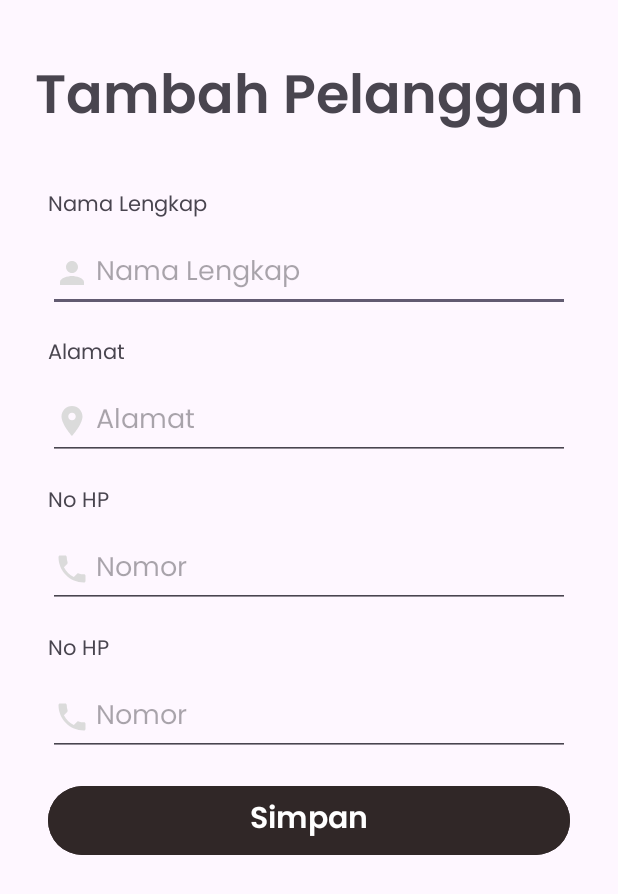
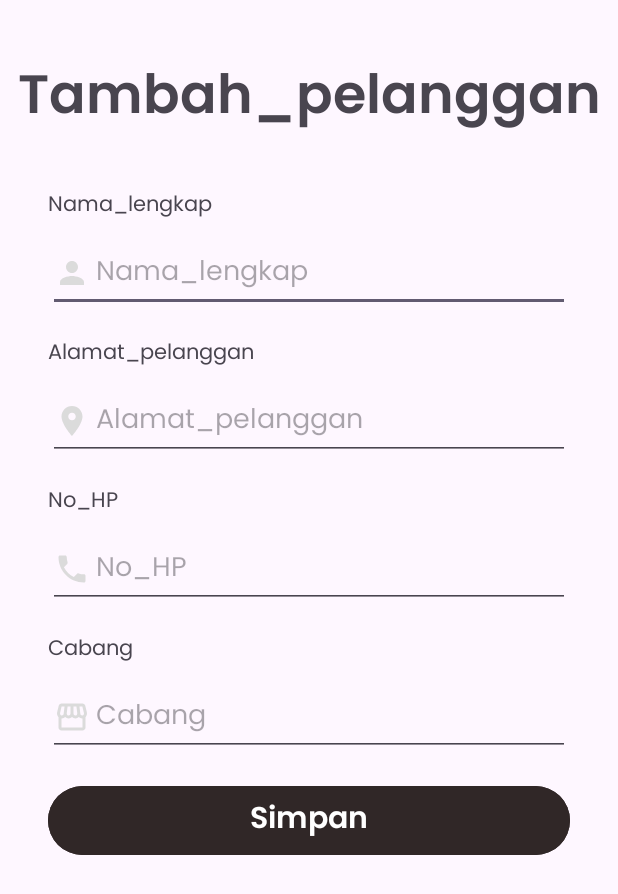
Before and after one commit to VinoSheesh/Aplikasi-Laundry, an Android app: the TambahPelangganActivity screen opened directly, with no data from a screen before it, on a phone screen of 412 x 824 dp. Shown: the top 894 px of the screen. Run offline under Robolectric (Android 15) with nearby library versions, the phone set to English and light mode, and no system bars.

Commit message:
Menambahkan Activity Tambah Pelanggan beserta Translate nya

```diff
--- /dev/null
+++ b/app/src/main/res/drawable/baseline_storefront_24.xml
@@ -0,0 +1,5 @@
+<vector xmlns:android="http://schemas.android.com/apk/res/android" android:height="24dp" android:tint="#DBDBDB" android:viewportHeight="24" android:viewportWidth="24" android:width="24dp">
+
+    <path android:fillColor="@android:color/white" android:pathData="M21.9,8.89l-1.05,-4.37c-0.22,-0.9 -1,-1.52 -1.91,-1.52H5.05C4.15,3 3.36,3.63 3.15,4.52L2.1,8.89c-0.24,1.02 -0.02,2.06 0.62,2.88C2.8,11.88 2.91,11.96 3,12.06V19c0,1.1 0.9,2 2,2h14c1.1,0 2,-0.9 2,-2v-6.94c0.09,-0.09 0.2,-0.18 0.28,-0.28C21.92,10.96 22.15,9.91 21.9,8.89zM18.91,4.99l1.05,4.37c0.1,0.42 0.01,0.84 -0.25,1.17C19.57,10.71 19.27,11 18.77,11c-0.61,0 -1.14,-0.49 -1.21,-1.14L16.98,5L18.91,4.99zM13,5h1.96l0.54,4.52c0.05,0.39 -0.07,0.78 -0.33,1.07C14.95,10.85 14.63,11 14.22,11C13.55,11 13,10.41 13,9.69V5zM8.49,9.52L9.04,5H11v4.69C11,10.41 10.45,11 9.71,11c-0.34,0 -0.65,-0.15 -0.89,-0.41C8.57,10.3 8.45,9.91 8.49,9.52zM4.04,9.36L5.05,5h1.97L6.44,9.86C6.36,10.51 5.84,11 5.23,11c-0.49,0 -0.8,-0.29 -0.93,-0.47C4.03,10.21 3.94,9.78 4.04,9.36zM5,19v-6.03C5.08,12.98 5.15,13 5.23,13c0.87,0 1.66,-0.36 2.24,-0.95c0.6,0.6 1.4,0.95 2.31,0.95c0.87,0 1.65,-0.36 2.23,-0.93c0.59,0.57 1.39,0.93 2.29,0.93c0.84,0 1.64,-0.35 2.24,-0.95c0.58,0.59 1.37,0.95 2.24,0.95c0.08,0 0.15,-0.02 0.23,-0.03V19H5z"/>
+
+</vector>
--- a/app/src/main/res/layout/activity_tambah_pelanggan.xml
+++ b/app/src/main/res/layout/activity_tambah_pelanggan.xml
@@ -9,11 +9,11 @@
     tools:context=".pelanggan.TambahPelangganActivity">
 
   <TextView
-      android:id="@+id/textView4"
+      android:id="@+id/tvTAMBAH_PELANGGAN"
       android:layout_width="wrap_content"
       android:layout_height="wrap_content"
       android:layout_marginTop="36dp"
-      android:text="Tambah Pelanggan"
+      android:text="@string/activity_tambah_pelanggan"
       android:textSize="36sp"
       app:layout_constraintEnd_toEndOf="parent"
       app:layout_constraintStart_toStartOf="parent"
@@ -27,14 +27,14 @@
       app:layout_constraintEnd_toEndOf="parent"
       app:layout_constraintHorizontal_bias="1.0"
       app:layout_constraintStart_toStartOf="parent"
-      app:layout_constraintTop_toBottomOf="@+id/textView4"
+      app:layout_constraintTop_toBottomOf="@+id/tvTAMBAH_PELANGGAN"
       android:layout_margin="12dp">
 
     <TextView
         android:id="@+id/tvNAMA_LENGKAP"
         android:layout_width="wrap_content"
         android:layout_height="wrap_content"
-        android:text="Nama Lengkap"
+        android:text="@string/nama_lengkap"
         android:layout_alignParentStart="true"
         android:layout_marginTop="16dp"
         android:layout_marginStart="20dp"
@@ -49,7 +49,7 @@
         android:layout_marginTop="8dp"
         android:layout_marginStart="20dp"
         android:layout_marginEnd="20dp"
-        android:hint="Nama Lengkap"
+        android:hint="@string/nama_lengkap"
         android:minHeight="48dp"
         android:fontFamily="@font/poppins"
         android:drawableStart="@drawable/baseline_person_24"
@@ -63,7 +63,7 @@
         android:layout_alignParentStart="true"
         android:layout_marginStart="20dp"
         android:layout_marginTop="16dp"
-        android:text="Alamat"
+        android:text="@string/alamat_pelanggan"
         android:fontFamily="@font/poppins"/>
 
     <EditText
@@ -74,7 +74,7 @@
         android:layout_marginTop="8dp"
         android:layout_marginStart="20dp"
         android:layout_marginEnd="20dp"
-        android:hint="Alamat"
+        android:hint="@string/alamat_pelanggan"
         android:minHeight="48dp"
         android:fontFamily="@font/poppins"
         android:drawableStart="@drawable/baseline_location_on_24"
@@ -84,7 +84,7 @@
         android:id="@+id/tvNO_HP"
         android:layout_width="wrap_content"
         android:layout_height="wrap_content"
-        android:text="No HP"
+        android:text="@string/no_hp"
         android:layout_below="@id/etALAMAT"
         android:layout_alignParentStart="true"
         android:layout_marginTop="16dp"
@@ -100,7 +100,7 @@
         android:layout_marginTop="8dp"
         android:layout_marginStart="20dp"
         android:layout_marginEnd="20dp"
-        android:hint="Nomor"
+        android:hint="@string/no_hp"
         android:inputType="phone"
         android:minHeight="48dp"
         android:fontFamily="@font/poppins"
@@ -111,7 +111,7 @@
         android:id="@+id/tvBRANCH"
         android:layout_width="wrap_content"
         android:layout_height="wrap_content"
-        android:text="No HP"
+        android:text="@string/cabang"
         android:layout_below="@id/etNO_HP"
         android:layout_alignParentStart="true"
         android:layout_marginTop="16dp"
@@ -127,15 +127,15 @@
         android:layout_marginTop="8dp"
         android:layout_marginStart="20dp"
         android:layout_marginEnd="20dp"
-        android:hint="Nomor"
+        android:hint="@string/cabang"
         android:inputType="phone"
         android:minHeight="48dp"
         android:fontFamily="@font/poppins"
-        android:drawableStart="@drawable/baseline_phone_24"
+        android:drawableStart="@drawable/baseline_storefront_24"
         android:drawablePadding="4dp"/>
 
     <Button
-        android:id="@+id/buttonSubmit"
+        android:id="@+id/btSIMPAN"
         android:layout_width="match_parent"
         android:layout_height="wrap_content"
         android:layout_below="@id/etBRANCH"
@@ -145,7 +145,7 @@
         android:layout_marginEnd="20dp"
         android:backgroundTint="#302727"
         android:fontFamily="@font/poppins_semibold"
-        android:text="Simpan"
+        android:text="@string/simpan"
         android:textSize="20sp" />
 
 
--- a/app/src/main/res/values/strings.xml
+++ b/app/src/main/res/values/strings.xml
@@ -10,4 +10,7 @@
     <string name="card_pegawai">ID_Pegawai</string>
     <string name="nama_pegawai">Nama_pegawai</string>
     <string name="cabang">Cabang</string>
+    <string name="activity_tambah_pelanggan">Tambah_pelanggan</string>
+    <string name="nama_lengkap">Nama_lengkap</string>
+    <string name="simpan">Simpan</string>
 </resources>
```
Also changed, not shown: 2 other files.
